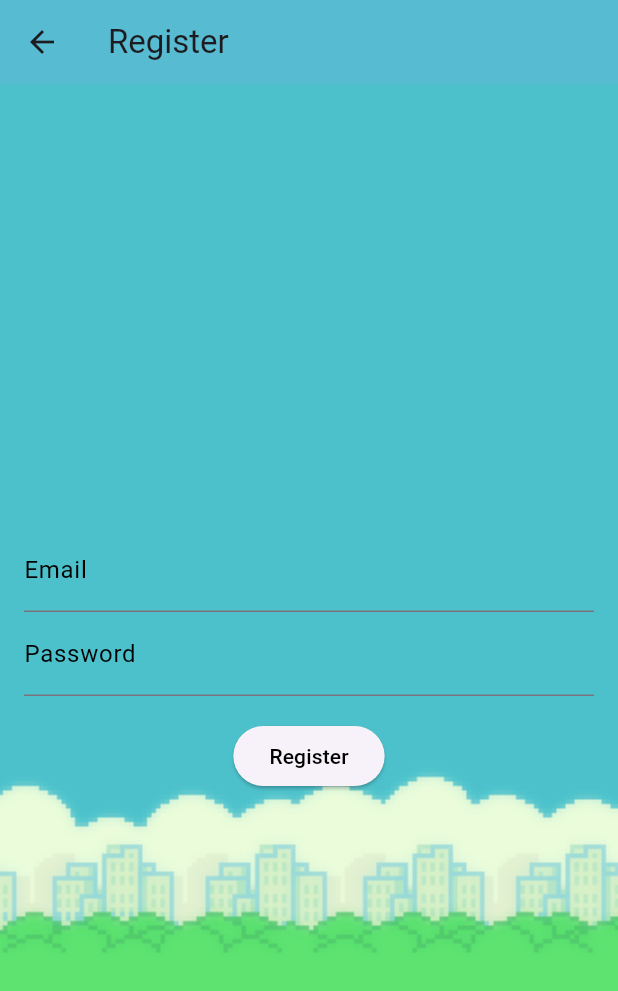
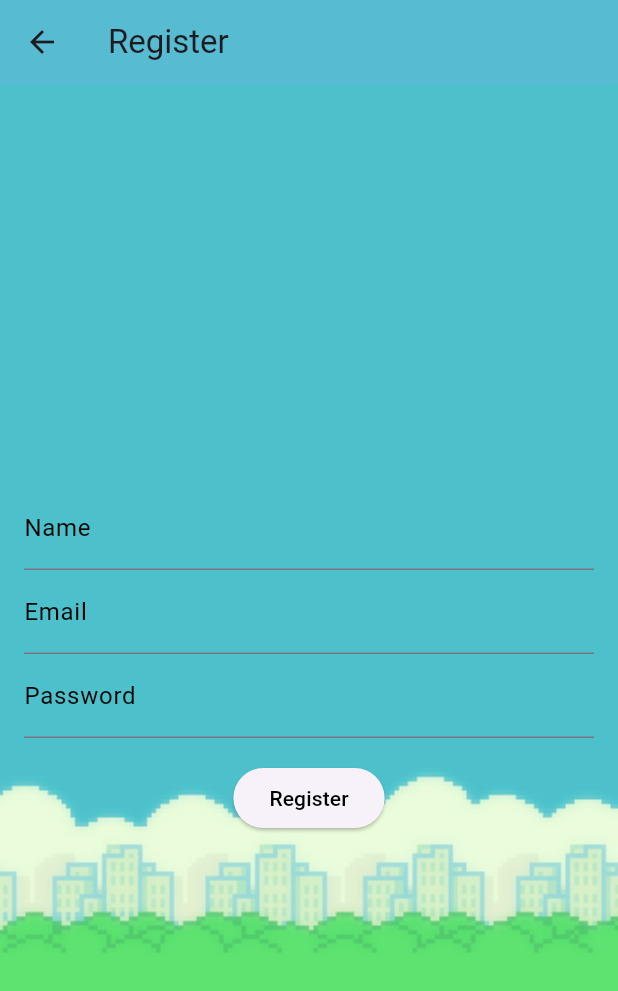
Before and after one commit to Fallid/flappy-bird, a Flutter app: the Register screen opened by its route, on a phone screen of 412 x 824 dp. Shown: the top 991 px of the screen. Run offline on Flutter 3.47's test engine with Material 3 defaults, Android fonts, the phone set to English and light mode, and no system bars; our stand-ins replace cloud_firestore, firebase_auth, firebase_core, get, get_storage, sizer; missing offline and left inert: flame, flame_audio; accounts and stored records are empty.

Commit message:
feat: :sparkles: [DONE] Send data auth and create collection that can store data for each user created

```diff
--- a/lib/app/modules/controllers/auth_controller.dart
+++ b/lib/app/modules/controllers/auth_controller.dart
@@ -1,3 +1,4 @@
+import 'package:cloud_firestore/cloud_firestore.dart';
 import 'package:firebase_auth/firebase_auth.dart';
 import 'package:flappy_bird/app/components/style/color_local.dart';
 import 'package:flappy_bird/app/modules/views/game_init_view.dart';
@@ -7,6 +8,7 @@ import 'package:get_storage/get_storage.dart';
 
 class AuthController extends GetxController {
   final FirebaseAuth _auth = FirebaseAuth.instance;
+  final _authCollection = FirebaseFirestore.instance.collection("Profile");
   final _storeage = GetStorage();
   RxBool isLoading = false.obs;
   RxBool isLoggedIn = false.obs;
@@ -21,13 +23,16 @@ class AuthController extends GetxController {
     isLoggedIn.value = _storeage.hasData("user_token");
   }
 
-  Future<void> registerUser(String email, String password) async {
+  Future<void> registerUser(String name, String email, String password) async {
     try {
       isLoading.value = true;
       await _auth.createUserWithEmailAndPassword(
         email: email,
         password: password,
       );
+      await _authCollection
+          .doc(_auth.currentUser!.uid)
+          .set({'name': name, 'email': email});
       Get.snackbar('Success', 'Registration successful',
           backgroundColor: ColorLocal.successColor);
       Get.off(() => const Login()); //Navigate ke Login Page
--- a/lib/app/modules/views/register_page.dart
+++ b/lib/app/modules/views/register_page.dart
@@ -12,11 +12,13 @@ class Register extends StatefulWidget {
 
 class _RegisterState extends State<Register> {
   final AuthController _authController = Get.put(AuthController());
+  final TextEditingController _nameController = TextEditingController();
   final TextEditingController _emailController = TextEditingController();
   final TextEditingController _passwordController = TextEditingController();
 
   @override
   void dispose() {
+    _nameController.dispose();
     _emailController.dispose();
     _passwordController.dispose();
     super.dispose();
@@ -44,6 +46,14 @@ class _RegisterState extends State<Register> {
             crossAxisAlignment: CrossAxisAlignment.center,
             children: [
               TextField(
+                controller: _nameController,
+                style: TextStyle(color: Colors.black),
+                decoration: InputDecoration(
+                    labelText: 'Name',
+                    labelStyle:
+                        TextStyle(color: const Color.fromARGB(255, 0, 0, 0))),
+              ),
+              TextField(
                 controller: _emailController,
                 style: TextStyle(color: Colors.black),
                 decoration: InputDecoration(
@@ -67,6 +77,7 @@ class _RegisterState extends State<Register> {
                       ? null
                       : () {
                           _authController.registerUser(
+                            _nameController.text,
                             _emailController.text,
                             _passwordController.text,
                           );
--- a/pubspec.yaml
+++ b/pubspec.yaml
@@ -17,6 +17,7 @@ dependencies:
   flame_audio: ^2.1.6
   shared_preferences: ^2.2.0
   get_storage: ^2.1.1
+  cloud_firestore: ^4.13.6
 
 dev_dependencies:
   flutter_lints: ^2.0.0
```
Also changed, not shown: pubspec.lock, 4 other files.
